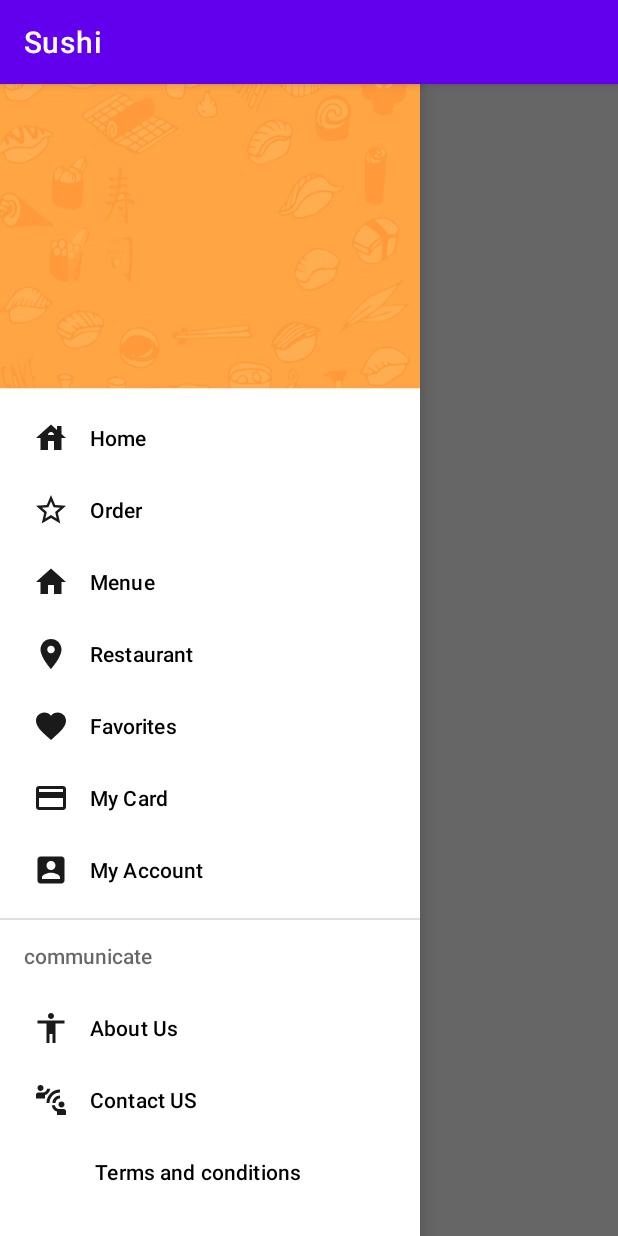
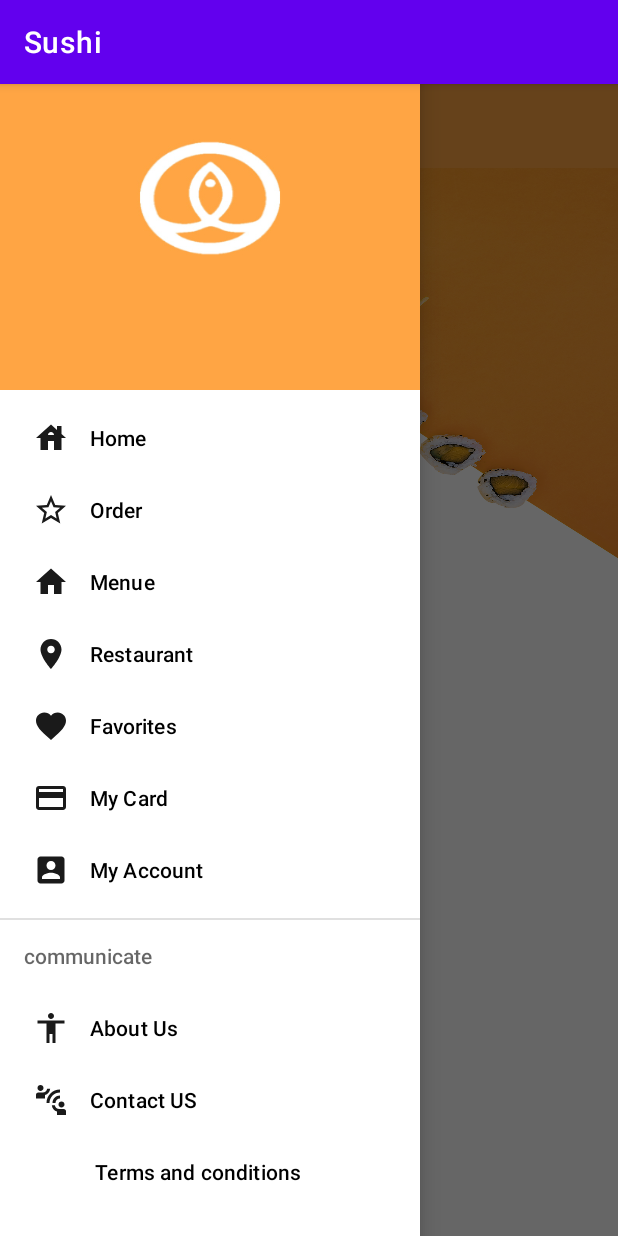
Before and after one commit to ENG-AbdelrahmanGamal/Sushi, an Android app: the Home2 screen opened directly, with no data from a screen before it, with the side drawer open, on a phone screen of 412 x 824 dp. Run offline under Robolectric (Android 15) with nearby library versions, the light colour scheme and no system bars; our stand-ins replace data binding, sdp/ssp sizes.

Commit message:
before recycler view

```diff
--- a/app/build.gradle
+++ b/app/build.gradle
@@ -48,6 +48,11 @@ dependencies {
     implementation "androidx.cardview:cardview:1.0.0"
     //noinspection GradleCompatible
     implementation'com.android.support:design:26.1.0'
+    implementation 'de.hdodenhof:circleimageview:3.1.0'
+    implementation "androidx.recyclerview:recyclerview:1.1.0"
+    // For control over item selection of both touch and mouse driven selection
+    implementation "androidx.recyclerview:recyclerview-selection:1.1.0"
+    implementation "androidx.cardview:cardview:1.0.0"
 
 
 
--- a/app/src/main/java/com/example/sushi/Menue.java
+++ b/app/src/main/java/com/example/sushi/Menue.java
@@ -4,11 +4,13 @@ import androidx.appcompat.app.AppCompatActivity;
 
 import android.os.Bundle;
 
+import java.util.ArrayList;
+
 public class Menue extends AppCompatActivity {
-
     @Override
     protected void onCreate(Bundle savedInstanceState) {
         super.onCreate(savedInstanceState);
         setContentView(R.layout.activity_menue);
+
     }
 }
--- /dev/null
+++ b/app/src/main/res/drawable/ic_baseline_edit_24.xml
@@ -0,0 +1,5 @@
+<vector android:alpha="0.9" android:height="24dp" android:tint="#FFFFFF"
+    android:viewportHeight="24" android:viewportWidth="24"
+    android:width="24dp" xmlns:android="http://schemas.android.com/apk/res/android">
+    <path android:fillColor="@android:color/white" android:pathData="M3,17.25V21h3.75L17.81,9.94l-3.75,-3.75L3,17.25zM20.71,7.04c0.39,-0.39 0.39,-1.02 0,-1.41l-2.34,-2.34c-0.39,-0.39 -1.02,-0.39 -1.41,0l-1.83,1.83 3.75,3.75 1.83,-1.83z"/>
+</vector>
--- /dev/null
+++ b/app/src/main/res/drawable/ic_baseline_menu_24.xml
@@ -0,0 +1,10 @@
+<vector xmlns:android="http://schemas.android.com/apk/res/android"
+    android:width="24dp"
+    android:height="24dp"
+    android:viewportWidth="24"
+    android:viewportHeight="24"
+    android:tint="?attr/colorControlNormal">
+  <path
+      android:fillColor="@android:color/white"
+      android:pathData="M3,18h18v-2L3,16v2zM3,13h18v-2L3,11v2zM3,6v2h18L21,6L3,6z"/>
+</vector>
--- a/app/src/main/res/layout/activity_home2.xml
+++ b/app/src/main/res/layout/activity_home2.xml
@@ -20,7 +20,14 @@
             app:headerLayout="@layout/header"
             app:menu="@menu/optinal_menue"
             android:layout_gravity="start"
-            />
+            >
+
+            <androidx.recyclerview.widget.RecyclerView
+                android:layout_width="match_parent"
+                android:layout_height="wrap_content"
+                android:scrollbars="vertical"
+                tools:listitem="@layout/example_item" />
+        </com.google.android.material.navigation.NavigationView>
 
 
 
@@ -34,20 +41,29 @@
         android:layout_width="match_parent"
         android:layout_height="wrap_content"
         android:minHeight="?actionBarSize"
-        app:navigationIcon="@drawable/ic_menu_2"
+        app:navigationIcon="@drawable/ic_baseline_menu_24"
         app:layout_constraintEnd_toEndOf="parent"
         app:layout_constraintStart_toStartOf="parent"
-        android:background="#fff"
+        android:background="@color/apphomedark"
         app:layout_constraintTop_toTopOf="parent"
 
         />
+
+    <ImageView
+        android:layout_width="match_parent"
+        android:layout_height="@dimen/_200sdp"
+        android:scaleType="fitXY"
+app:layout_constraintTop_toBottomOf="@id/toolsbar"
+        app:layout_constraintStart_toStartOf="parent"
+        app:layout_constraintEnd_toEndOf="parent"
+        android:id="@+id/home2_image_header"
+        android:src="@drawable/selective"/>
 
 </androidx.constraintlayout.widget.ConstraintLayout>
 
     </androidx.drawerlayout.widget.DrawerLayout>
 
-
     <data>
-
+String items;
     </data>
 </layout>
--- a/app/src/main/res/layout/header.xml
+++ b/app/src/main/res/layout/header.xml
@@ -11,11 +11,9 @@
     <ImageView
         android:layout_width="match_parent"
         android:layout_height="match_parent"
-        android:src="@drawable/menue"
+        android:src="@drawable/header_navigation"
         android:scaleType="fitXY"
 />
-    <ImageView
-        android:layout_width="wrap_content"
-        android:layout_height="wrap_content"
-        android:src="@drawable/header_navigation"/>
+
+
 </LinearLayout>
```
Also changed, not shown: app/src/main/java/com/example/sushi/Home.java (+4 -4 lines), app/src/main/java/com/example/sushi/Items.java (added, +19 -0 lines), app/src/main/java/com/example/sushi/MyAccount.java (+6 -2 lines), app/src/main/java/com/example/sushi/Order.java (+13 -1 lines), app/src/main/res/layout/activity_my_account.xml (+40 -6 lines), app/src/main/res/layout/example_item.xml (added, +65 -0 lines), app/src/main/res/drawable-mdpi/layer_2_copy_5.jpg (added), app/src/main/res/drawable/_3844663_1341563935951986_5009827124644450409_n.jpg (added).
